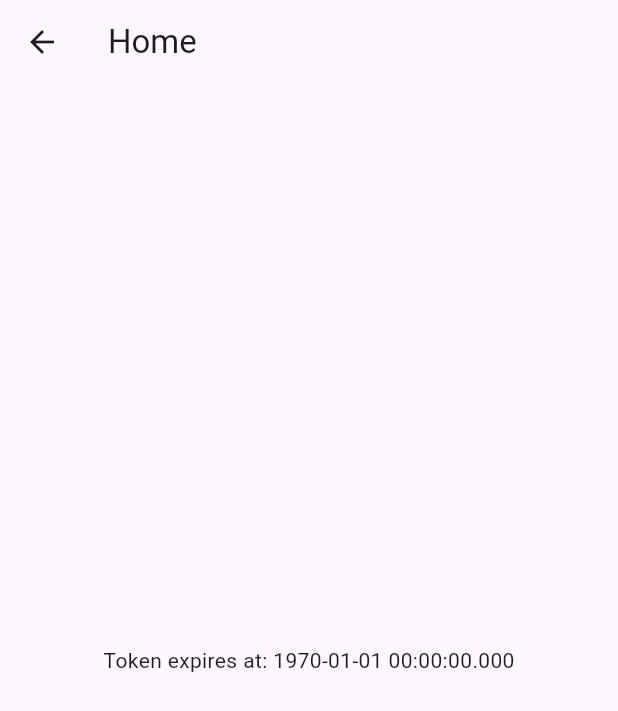
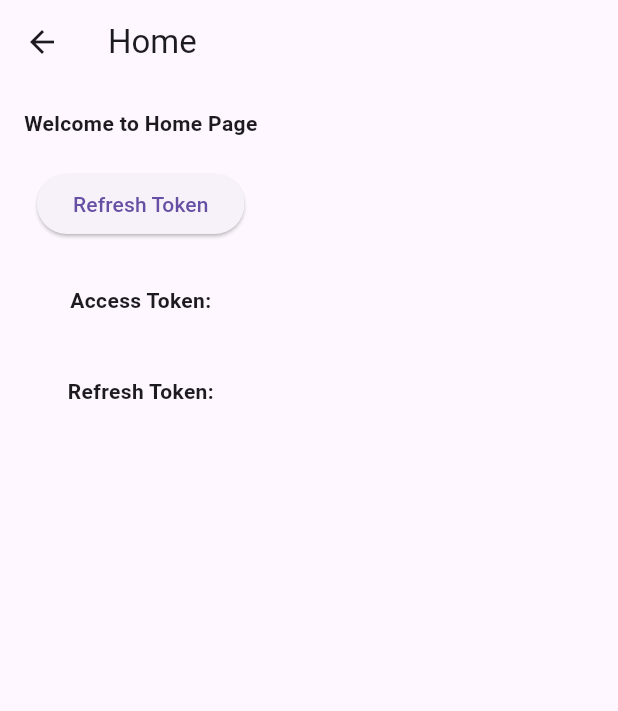
Before and after one commit to ehteshamulhaqueadit/CSE47020_Student_App, a Flutter app: the HomePage screen opened by its route, on a phone screen of 412 x 824 dp. Shown: the top 711 px of the screen. Run offline on Flutter 3.47's test engine with Material 3 defaults, Android fonts, the light colour scheme and no system bars; our stand-ins replace flutter_secure_storage, shared_preferences; accounts and stored records are empty.

Commit message:
feat: feat: added logout refresh token to bracu auth manager

```diff
--- a/cse47020_student_app/lib/pages/home.dart
+++ b/cse47020_student_app/lib/pages/home.dart
@@ -1,5 +1,7 @@
 import 'package:flutter/material.dart';
-import 'package:cse47020_student_app/api/bracu_auth_manager.dart'; // Replace `your_project` with your actual package name
+import 'package:cse47020_student_app/api/bracu_auth_manager.dart';
+import 'package:cse47020_student_app/tools/prints.dart';
+import 'package:flutter_secure_storage/flutter_secure_storage.dart';
 
 class HomePage extends StatefulWidget {
   const HomePage({super.key});
@@ -9,32 +11,75 @@ class HomePage extends StatefulWidget {
 }
 
 class _HomePageState extends State<HomePage> {
-  String expiryText = 'Checking token...';
+  final _storage = const FlutterSecureStorage();
+  String _status = 'Welcome to Home Page';
+  String _accessToken = '';
+  String _refreshToken = '';
 
-  @override
-  void initState() {
-    super.initState();
-    checkTokenStatus();
-  }
+  void _handleRefreshToken() {
+    setState(() {
+      _status = 'Refreshing token...';
+    });
 
-  Future<void> checkTokenStatus() async {
-    final authManager = BracuAuthManager();
-    final tokenInfo = await authManager.getExpiryTime();
+    BracuAuthManager()
+        .refreshToken()
+        .then((_) async {
+          final access =
+              await _storage.read(key: 'access_token') ?? 'No access_token';
+          final refresh =
+              await _storage.read(key: 'refresh_token') ?? 'No refresh_token';
 
-    setState(() {
-      if (tokenInfo == null) {
-        expiryText = 'Token not found or invalid.';
-      } else {
-        expiryText = 'Token expires at: ${tokenInfo.toLocal()}';
-      }
-    });
+          prints('Access Token: $access');
+          prints('Refresh Token: $refresh');
+
+          setState(() {
+            _status = 'Token refresh successful!';
+            _accessToken = access;
+            _refreshToken = refresh;
+          });
+        })
+        .catchError((e) {
+          setState(() {
+            _status = 'Failed to refresh token: $e';
+          });
+        });
   }
 
   @override
   Widget build(BuildContext context) {
     return Scaffold(
       appBar: AppBar(title: const Text('Home')),
-      body: Center(child: Text(expiryText)),
+      body: Padding(
+        padding: const EdgeInsets.all(16),
+        child: SingleChildScrollView(
+          child: Column(
+            mainAxisAlignment: MainAxisAlignment.center,
+            children: [
+              Text(
+                _status,
+                style: const TextStyle(fontWeight: FontWeight.bold),
+              ),
+              const SizedBox(height: 20),
+              ElevatedButton(
+                onPressed: _handleRefreshToken,
+                child: const Text("Refresh Token"),
+              ),
+              const SizedBox(height: 30),
+              const Text(
+                "Access Token:",
+                style: TextStyle(fontWeight: FontWeight.bold),
+              ),
+              Text(_accessToken),
+              const SizedBox(height: 20),
+              const Text(
+                "Refresh Token:",
+                style: TextStyle(fontWeight: FontWeight.bold),
+              ),
+              Text(_refreshToken),
+            ],
+          ),
+        ),
+      ),
     );
   }
 }
```
Also changed, not shown: cse47020_student_app/lib/api/bracu_auth_manager.dart (+88 -15 lines), cse47020_student_app/lib/pages/login.dart (+39 -18 lines), cse47020_student_app/lib/tools/prints.dart (added, +7 -0 lines).
